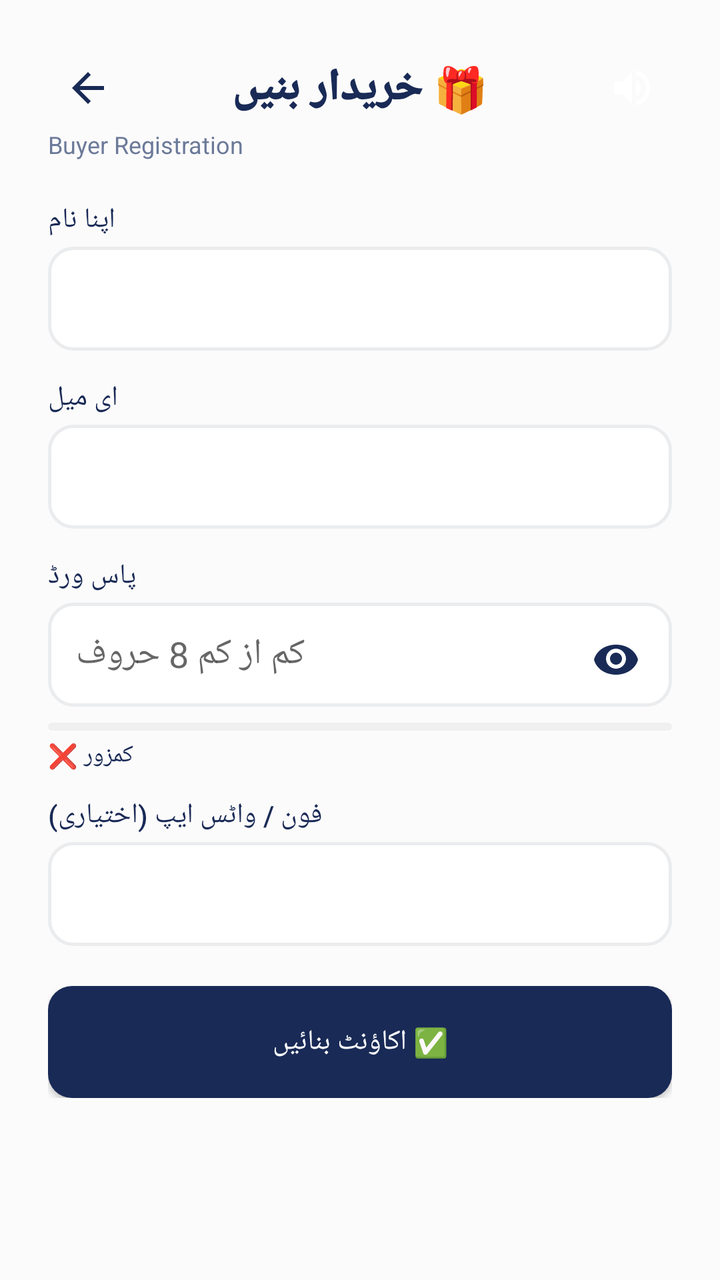
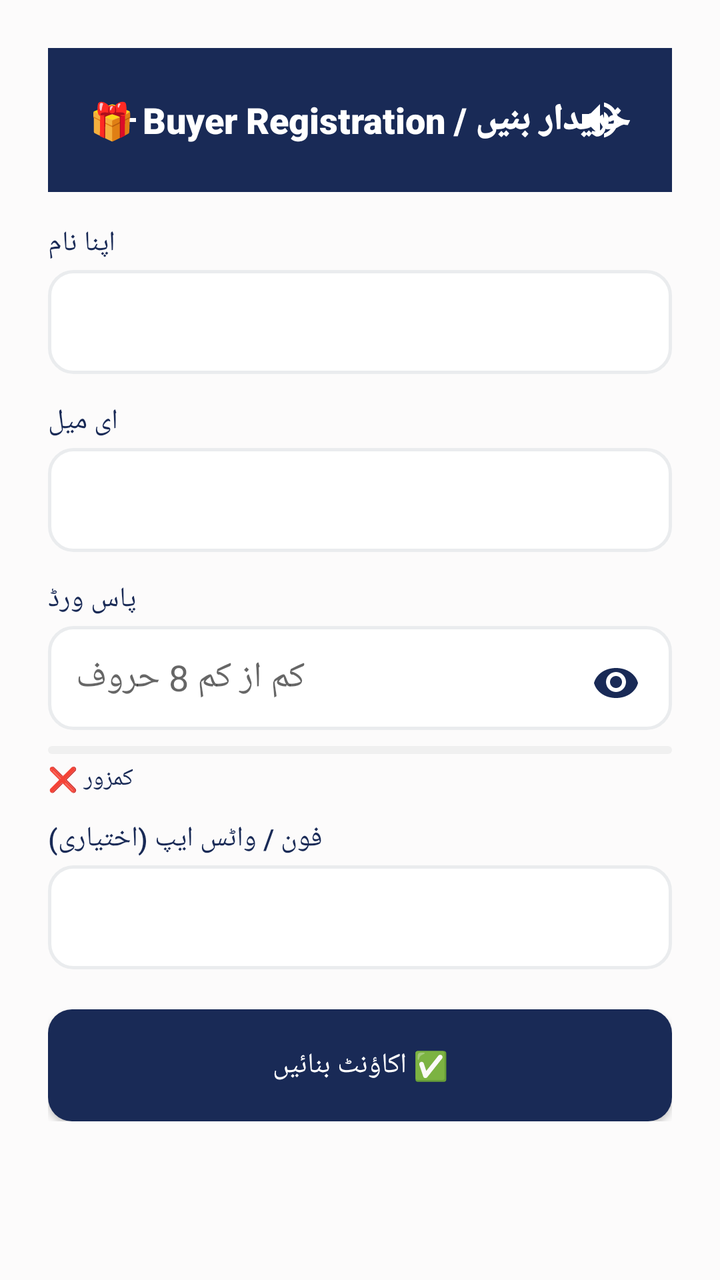

Screens rendered from an Android XML layout before and after an edit, with the pre-edit source and the edit as a unified diff.
<!-- AndroidManifest.xml: application theme Theme.SheEmpower -->
<!-- res/layout/activity_buyer_register.xml -->
<?xml version="1.0" encoding="utf-8"?>
<ScrollView xmlns:android="http://schemas.android.com/apk/res/android"
    xmlns:app="http://schemas.android.com/apk/res-auto"
    android:layout_width="match_parent"
    android:layout_height="match_parent"
    android:background="@color/background">

    <LinearLayout
        android:layout_width="match_parent"
        android:layout_height="wrap_content"
        android:orientation="vertical"
        android:padding="24dp">

        <RelativeLayout
            android:layout_width="match_parent"
            android:layout_height="wrap_content">

            <ImageButton
                android:id="@+id/btnBack"
                android:layout_width="40dp"
                android:layout_height="40dp"
                android:layout_alignParentStart="true"
                android:layout_centerVertical="true"
                android:background="?attr/selectableItemBackgroundBorderless"
                android:src="@drawable/ic_arrow_back"
                app:tint="@color/primary"
                android:contentDescription="Back" />

            <TextView
                android:layout_width="wrap_content"
                android:layout_height="wrap_content"
                android:layout_centerHorizontal="true"
                android:layout_centerVertical="true"
                android:text="🎁 خریدار بنیں"
                android:textSize="22sp"
                android:fontFamily="sans-serif-black"
                android:textColor="@color/text_primary" />

            <ImageButton
                android:id="@+id/btnSpeaker"
                android:layout_width="40dp"
                android:layout_height="40dp"
                android:layout_alignParentEnd="true"
                android:layout_centerVertical="true"
                android:background="?attr/selectableItemBackgroundBorderless"
                android:src="@drawable/ic_speaker"
                android:contentDescription="Speaker" />
        </RelativeLayout>

        <TextView
            android:layout_width="wrap_content"
            android:layout_height="wrap_content"
            android:text="Buyer Registration"
            android:textSize="12sp"
            android:textColor="@color/text_secondary"
            android:layout_marginBottom="20dp" />

        <TextView
            android:layout_width="wrap_content"
            android:layout_height="wrap_content"
            android:text="اپنا نام"
            android:fontFamily="sans-serif-medium"
            android:textColor="@color/text_primary"
            android:layout_marginBottom="4dp" />

        <com.google.android.material.textfield.TextInputEditText
            android:id="@+id/etName"
            android:layout_width="match_parent"
            android:layout_height="52dp"
            android:padding="14dp"
            android:background="@drawable/bg_skeu_input"
            android:layout_marginBottom="14dp" />

        <TextView
            android:layout_width="wrap_content"
            android:layout_height="wrap_content"
            android:text="ای میل"
            android:fontFamily="sans-serif-medium"
            android:textColor="@color/text_primary"
            android:layout_marginBottom="4dp" />

        <com.google.android.material.textfield.TextInputEditText
            android:id="@+id/etEmail"
            android:layout_width="match_parent"
            android:layout_height="52dp"
            android:padding="14dp"
            android:background="@drawable/bg_skeu_input"
            android:layout_marginBottom="14dp" />

        <TextView
            android:layout_width="wrap_content"
            android:layout_height="wrap_content"
            android:text="پاس ورڈ"
            android:fontFamily="sans-serif-medium"
            android:textColor="@color/text_primary"
            android:layout_marginBottom="4dp" />

        <FrameLayout
            android:layout_width="match_parent"
            android:layout_height="52dp"
            android:layout_marginBottom="8dp">

            <com.google.android.material.textfield.TextInputEditText
                android:id="@+id/etPassword"
                android:layout_width="match_parent"
                android:layout_height="match_parent"
                android:inputType="textPassword"
                android:hint="کم از کم 8 حروف"
                android:padding="14dp"
                android:paddingEnd="45dp"
                android:background="@drawable/bg_skeu_input" />

            <ImageButton
                android:id="@+id/togglePasswordVisibility"
                android:layout_width="40dp"
                android:layout_height="40dp"
                android:layout_gravity="end|center_vertical"
                android:layout_marginEnd="8dp"
                android:background="?attr/selectableItemBackgroundBorderless"
                android:src="@drawable/ic_eye_closed"
                android:contentDescription="Toggle Password Visibility"
                android:scaleType="centerInside" />
        </FrameLayout>

        <ProgressBar
            android:id="@+id/passwordStrengthBar"
            android:layout_width="match_parent"
            android:layout_height="4dp"
            android:layout_marginBottom="4dp"
            android:progressDrawable="@drawable/progress_password_strength"
            style="@style/Widget.AppCompat.ProgressBar.Horizontal" />

        <TextView
            android:id="@+id/passwordStrengthText"
            android:layout_width="wrap_content"
            android:layout_height="wrap_content"
            android:text="کمزور ❌"
            android:textSize="12sp"
            android:fontFamily="sans-serif-medium"
            android:textColor="@color/primary"
            android:layout_marginBottom="12dp" />

        <TextView
            android:layout_width="wrap_content"
            android:layout_height="wrap_content"
            android:text="فون / واٹس ایپ (اختیاری)"
            android:fontFamily="sans-serif-medium"
            android:textColor="@color/text_primary"
            android:layout_marginBottom="4dp" />

        <com.google.android.material.textfield.TextInputEditText
            android:id="@+id/etPhone"
            android:layout_width="match_parent"
            android:layout_height="52dp"
            android:padding="14dp"
            android:background="@drawable/bg_skeu_input"
            android:layout_marginBottom="20dp" />

        <Button
            android:id="@+id/btnRegister"
            android:layout_width="match_parent"
            android:layout_height="56dp"
            android:text="✅ اکاؤنٹ بنائیں"
            android:fontFamily="sans-serif-medium"
            android:background="@drawable/bg_skeu_button_primary"
            android:textColor="#FFFFFF" />

    </LinearLayout>
</ScrollView>
<!-- resources referenced by this layout -->
<resources>
  <color name="background">#FCFBFB</color>
  <color name="primary">#192A56</color>
  kkkkkkkkk
  <color name="text_primary">#192A56</color>
  <color name="text_secondary">#6B7A99</color>
  <!-- drawable bg_skeu_button_primary (drawable) -->
  <?xml version="1.0" encoding="utf-8"?>
  <shape xmlns:android="http://schemas.android.com/apk/res/android"
      android:shape="rectangle">
      <solid android:color="@color/midnight_navy" />
      <corners android:radius="12dp" />
  </shape>
  <!-- drawable bg_skeu_input (drawable) -->
  <?xml version="1.0" encoding="utf-8"?>
  <shape xmlns:android="http://schemas.android.com/apk/res/android"
      android:shape="rectangle">
      <solid android:color="@color/white" />
      <corners android:radius="12dp" />
      <stroke android:color="@color/card_border" android:width="1.5dp" />
  </shape>
  <!-- drawable ic_arrow_back (drawable) -->
  <?xml version="1.0" encoding="utf-8"?>
  <vector xmlns:android="http://schemas.android.com/apk/res/android"
      android:width="24dp"
      android:height="24dp"
      android:viewportWidth="24"
      android:viewportHeight="24">
      <path
          android:fillColor="#FFFFFF"
          android:pathData="M20,11H7.83l5.59-5.59L12,4l-8,8l8,8l1.41-1.41L7.83,13H20v-2z"/>
  </vector>
  <!-- drawable ic_eye_closed (drawable) -->
  <?xml version="1.0" encoding="utf-8"?>
  <vector xmlns:android="http://schemas.android.com/apk/res/android"
      android:width="24dp"
      android:height="24dp"
      android:viewportWidth="24"
      android:viewportHeight="24">
      <path
          android:fillColor="#192A56"
          android:pathData="M12,7C6.48,7 2.14,10.14 1,14.5C2.14,18.86 6.48,22 12,22C17.52,22 21.86,18.86 23,14.5C21.86,10.14 17.52,7 12,7ZM12,19C9.24,19 7,16.76 7,14C7,11.24 9.24,9 12,9C14.76,9 17,11.24 17,14C17,16.76 14.76,19 12,19ZM12,11C10.34,11 9,12.34 9,14C9,15.66 10.34,17 12,17C13.66,17 15,15.66 15,14C15,12.34 13.66,11 12,11Z" />
  </vector>
  <!-- drawable ic_speaker (drawable) -->
  <?xml version="1.0" encoding="utf-8"?>
  <vector xmlns:android="http://schemas.android.com/apk/res/android"
      android:width="24dp"
      android:height="24dp"
      android:viewportWidth="24"
      android:viewportHeight="24">
      <path
          android:fillColor="#FFFFFF"
          android:pathData="M3,9v6h4l5,5V4L7,9H3zm13.5,3c0-1.77-1.02-3.29-2.5-4.03v8.05c1.48-0.73,2.5-2.25,2.5-4.02zM14,3.23v2.06c2.89,0.86,5,3.54,5,6.71s-2.11,5.85-5,6.71v2.06c4.01-0.91,7-4.49,7-8.77s-2.99-7.86-7-8.77z"/>
  </vector>
  <!-- drawable progress_password_strength (drawable) -->
  <?xml version="1.0" encoding="utf-8"?>
  <layer-list xmlns:android="http://schemas.android.com/apk/res/android">
      
      <item android:id="@android:id/background">
          <shape android:shape="rectangle">
              <solid android:color="#F0F0F0" />
              <corners android:radius="2dp" />
          </shape>
      </item>
  
      
      <item android:id="@android:id/progress">
          <clip>
              <shape android:shape="rectangle">
                  <solid android:color="#192A56" />
                  <corners android:radius="2dp" />
              </shape>
          </clip>
      </item>
  </layer-list>
  <style name="Theme.SheEmpower" parent="Theme.AppCompat.Light.NoActionBar">
          <item name="colorPrimary">@color/primary</item>
          <item name="colorPrimaryDark">@color/primary_dark</item>
          <item name="colorAccent">@color/accent</item>
          <item name="android:windowBackground">@color/background</item>
          <item name="android:colorBackground">@color/background</item>
          <item name="android:textColorPrimary">@color/text_primary</item>
          <item name="android:textColorSecondary">@color/text_secondary</item>
          <item name="android:statusBarColor">@color/primary_dark</item>
      </style>
  <color name="midnight_navy">#192A56</color>
  <color name="white">#FFFFFF</color>
  <color name="card_border">#EAECEE</color>
  <color name="primary_dark">#0F1B3D</color>
  <color name="accent">#F7D794</color>
</resources>

<!-- the commit's change to res/layout/activity_buyer_register.xml (unified diff, before → after) -->
@@ -11,49 +11,51 @@
         android:orientation="vertical"
         android:padding="24dp">
 
-        <RelativeLayout
+        
+        <LinearLayout
             android:layout_width="match_parent"
-            android:layout_height="wrap_content">
+            android:layout_height="wrap_content"
+            android:background="#192A56"
+            android:padding="16dp"
+            android:orientation="vertical"
+            android:layout_marginBottom="16dp">
 
-            <ImageButton
-                android:id="@+id/btnBack"
-                android:layout_width="40dp"
-                android:layout_height="40dp"
-                android:layout_alignParentStart="true"
-                android:layout_centerVertical="true"
-                android:background="?attr/selectableItemBackgroundBorderless"
-                android:src="@drawable/ic_arrow_back"
-                app:tint="@color/primary"
-                android:contentDescription="Back" />
+            <RelativeLayout
+                android:layout_width="match_parent"
+                android:layout_height="wrap_content">
 
-            <TextView
-                android:layout_width="wrap_content"
-                android:layout_height="wrap_content"
-                android:layout_centerHorizontal="true"
-                android:layout_centerVertical="true"
-                android:text="🎁 خریدار بنیں"
-                android:textSize="22sp"
-                android:fontFamily="sans-serif-black"
-                android:textColor="@color/text_primary" />
+                <ImageButton
+                    android:id="@+id/btnBack"
+                    android:layout_width="40dp"
+                    android:layout_height="40dp"
+                    android:layout_alignParentStart="true"
+                    android:layout_centerVertical="true"
+                    android:background="?attr/selectableItemBackgroundBorderless"
+                    android:src="@drawable/ic_arrow_back"
+                    app:tint="#FFFFFF"
+                    android:contentDescription="Back" />
 
-            <ImageButton
-                android:id="@+id/btnSpeaker"
-                android:layout_width="40dp"
-                android:layout_height="40dp"
-                android:layout_alignParentEnd="true"
-                android:layout_centerVertical="true"
-                android:background="?attr/selectableItemBackgroundBorderless"
-                android:src="@drawable/ic_speaker"
-                android:contentDescription="Speaker" />
-        </RelativeLayout>
+                <TextView
+                    android:layout_width="wrap_content"
+                    android:layout_height="wrap_content"
+                    android:layout_centerInParent="true"
+                    android:text="🎁 Buyer Registration / خریدار بنیں"
+                    android:textSize="18sp"
+                    android:fontFamily="sans-serif-black"
+                    android:textColor="#FFFFFF" />
 
-        <TextView
-            android:layout_width="wrap_content"
-            android:layout_height="wrap_content"
-            android:text="Buyer Registration"
-            android:textSize="12sp"
-            android:textColor="@color/text_secondary"
-            android:layout_marginBottom="20dp" />
+                <ImageButton
+                    android:id="@+id/btnSpeaker"
+                    android:layout_width="40dp"
+                    android:layout_height="40dp"
+                    android:layout_alignParentEnd="true"
+                    android:layout_centerVertical="true"
+                    android:background="?attr/selectableItemBackgroundBorderless"
+                    android:src="@drawable/ic_speaker"
+                    app:tint="#FFFFFF"
+                    android:contentDescription="Speaker" />
+            </RelativeLayout>
+        </LinearLayout>
 
         <TextView
             android:layout_width="wrap_content"
